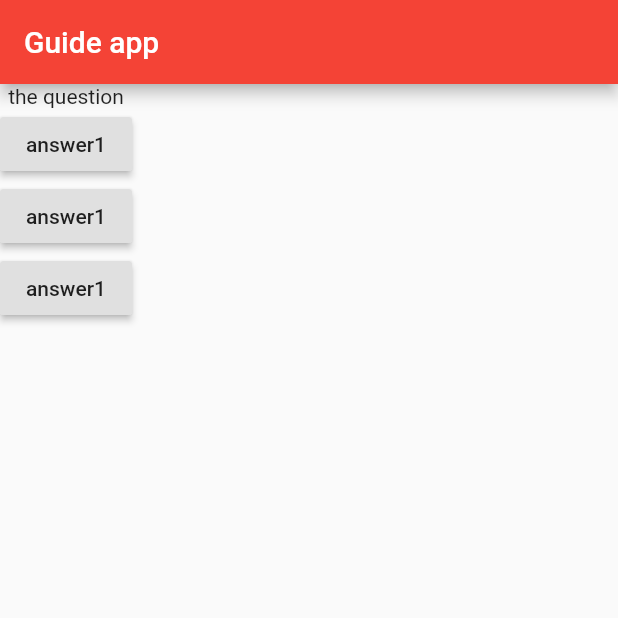
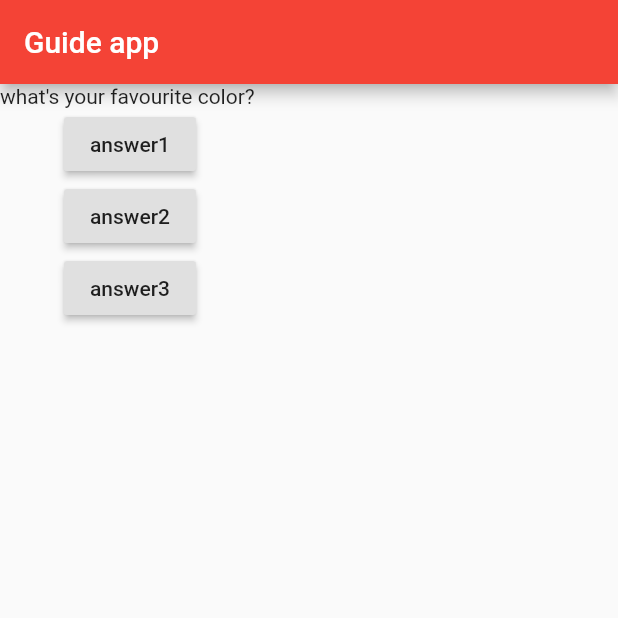
Before and after one commit to anudeep-17/APPdev-learning-project, a Flutter app: the screen it shows after launch, after a tap on "answer1", on a phone screen of 412 x 824 dp, the top half of it. Run offline on Flutter 3.47's test engine with Material 2 defaults, Android fonts, the phone set to English and light mode, and no system bars.

Commit message:
edit one

```diff
--- a/lib/main.dart
+++ b/lib/main.dart
@@ -11,10 +11,11 @@ void main() =>  runApp(MyApp());
 
  class MyApp extends StatelessWidget
  {
+   var questionindex = 0;
    @override
    Widget build(BuildContext context)
    {
-     var questions = ["whats\'s your favourite color? " , "whats your favourite animal?"];
+     var questions = ["what\'s your favourite color? " , "what\'s your favourite animal?"];
 
 
     return MaterialApp(home: Scaffold(
@@ -28,10 +29,10 @@ void main() =>  runApp(MyApp());
       (
         children:
        [
-         Text('the question'),
+         Text(questions[questionindex]),
          RaisedButton(child: Text('answer1'), onPressed: answerQuestion),
-          RaisedButton(child: Text('answer1'), onPressed: answerQuestion),
-          RaisedButton(child: Text('answer1'), onPressed: answerQuestion)
+          RaisedButton(child: Text('answer2'), onPressed: () => print('answer2 chosen')),
+          RaisedButton(child: Text('answer3'), onPressed: () {print('answer3 chosen');},)
         ],
       ),
 
@@ -41,6 +42,17 @@ void main() =>  runApp(MyApp());
 
    void answerQuestion()
    {
-     print('answer chosen');
+     if(questionindex == 1) {
+       questionindex = questionindex + 1;
+     }
+     else if(questionindex == 2)
+       {
+         questionindex = 1;
+       }
+     else
+       {
+         questionindex=0;
+       }
+     print(questionindex);
    }
  }
```
